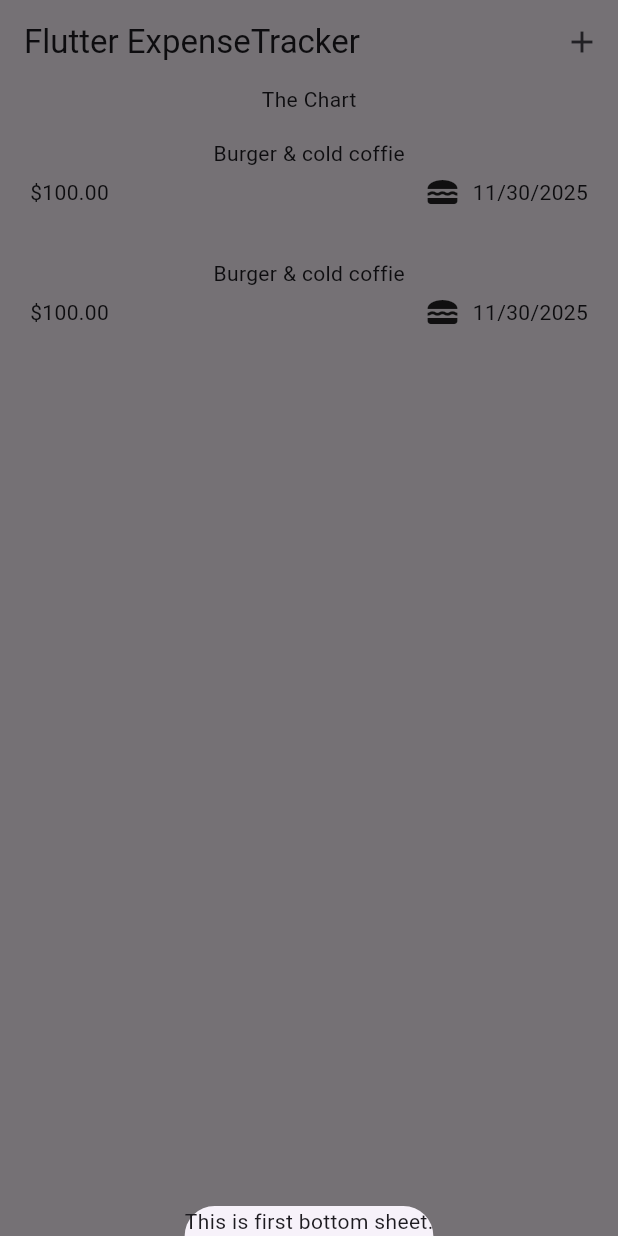
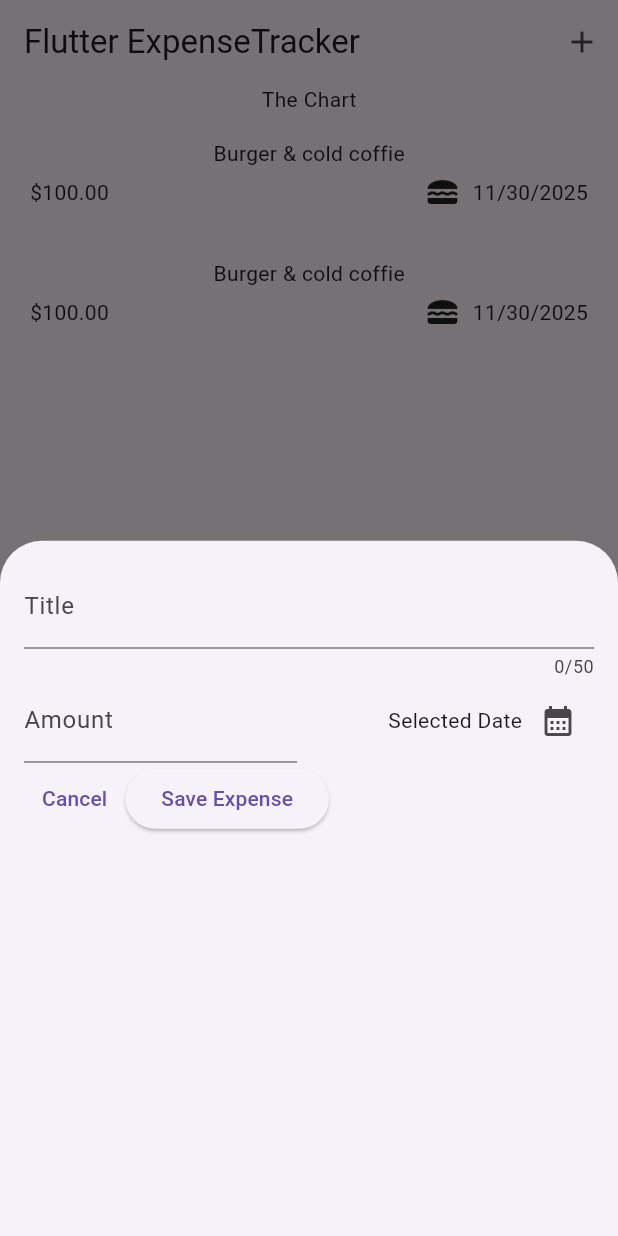
Before and after one commit to kripalsinghuk/expense_tracker, a Flutter app: the screen it shows after launch, after a tap on the "add" icon, on a phone screen of 412 x 824 dp. Run offline on Flutter 3.47's test engine with Material 3 defaults, Android fonts, the phone set to English and light mode, and no system bars.

Commit message:
added field and button and textEditing controller and datepicker

```diff
--- a/lib/widgets/expenses.dart
+++ b/lib/widgets/expenses.dart
@@ -1,5 +1,6 @@
 import 'package:expense_tracer/widgets/expenses_list/expenses_list.dart';
 import 'package:expense_tracer/models/expese.dart';
+import 'package:expense_tracer/widgets/new_expense.dart';
 import 'package:flutter/material.dart';
 
 class Expenses extends StatefulWidget {
@@ -29,10 +30,7 @@
   //When in state class the context there in behind by flutter.
   //When we see builder we must provide function.
   void _openAddExpenseOverlay() {
-    showModalBottomSheet(
-      context: context,
-      builder: (ctx) => Text('This is first bottom sheet.'),
-    );
+    showModalBottomSheet(context: context, builder: (ctx) => NewExpense());
   }
 
   @override
--- /dev/null
+++ b/lib/widgets/new_expense.dart
@@ -0,0 +1,91 @@
+import 'package:flutter/material.dart';
+
+class NewExpense extends StatefulWidget {
+  const NewExpense({super.key});
+
+  @override
+  State<NewExpense> createState() => _NewExpenseState();
+}
+
+class _NewExpenseState extends State<NewExpense> {
+  // var _enteredTitle = '';
+  // void _saveTitleInput(String inputValue) {
+  //   _enteredTitle = inputValue;
+  // }
+
+  final _titleController = TextEditingController();
+  final _expenseAmountController = TextEditingController();
+
+  void _presentDatePicker() {
+    final now = DateTime.now();
+    final firstDate = DateTime(now.year - 1, now.month, now.day);
+    showDatePicker(
+      context: context,
+      initialDate: now,
+      firstDate: firstDate,
+      lastDate: now,
+    );
+  }
+
+  @override
+  void dispose() {
+    _titleController.dispose();
+    _expenseAmountController.dispose();
+    super.dispose();
+  }
+
+  @override
+  Widget build(BuildContext context) {
+    return Padding(
+      padding: EdgeInsets.all(16),
+      child: Column(
+        children: [
+          TextField(
+            controller: _titleController,
+            // onChanged: _saveTitleInput,
+            maxLength: 50,
+            decoration: InputDecoration(label: Text('Title')),
+          ),
+          Row(
+            children: [
+              Expanded(
+                child: TextField(
+                  controller: _expenseAmountController,
+                  decoration: InputDecoration(label: Text('Amount')),
+                  keyboardType: TextInputType.number,
+                ),
+              ),
+              SizedBox(width: 16),
+              Expanded(
+                child: Row(
+                  mainAxisAlignment: MainAxisAlignment.end,
+                  children: [
+                    Text('Selected Date'),
+                    IconButton(
+                      onPressed: _presentDatePicker,
+                      icon: Icon(Icons.calendar_month),
+                    ),
+                  ],
+                ),
+              ),
+            ],
+          ),
+          Row(
+            children: [
+              TextButton(
+                onPressed: () {
+                  Navigator.pop(context);
+                },
+                child: Text('Cancel'),
+              ),
+              ElevatedButton(
+                onPressed: () => print(_titleController.text),
+                child: Text('Save Expense'),
+              ),
+            ],
+          ),
+        ],
+      ),
+    );
+  }
+}
```
